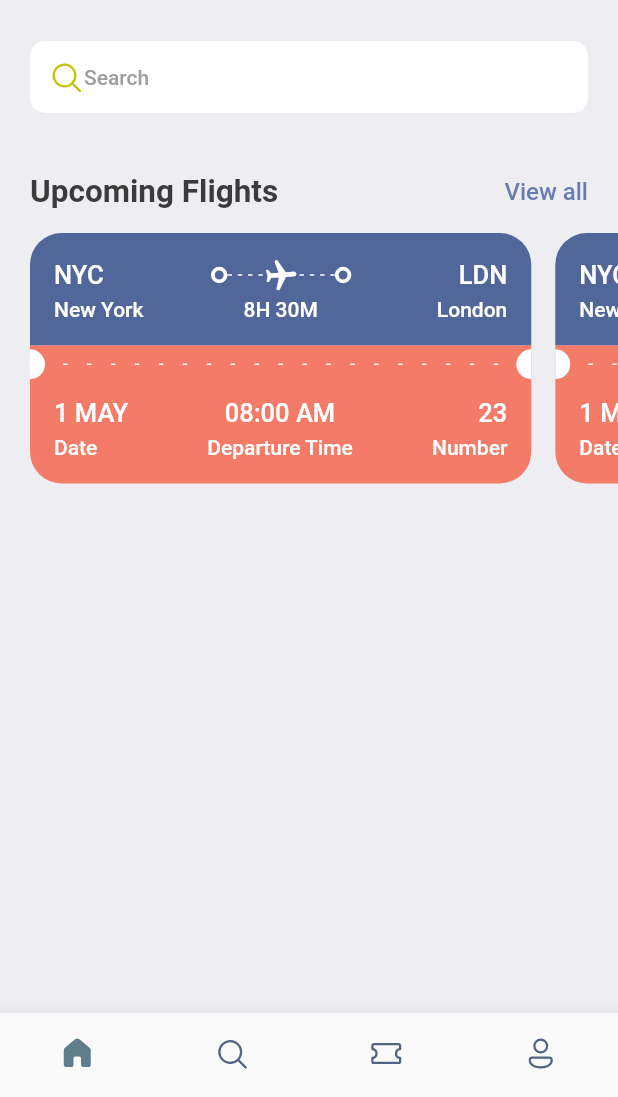
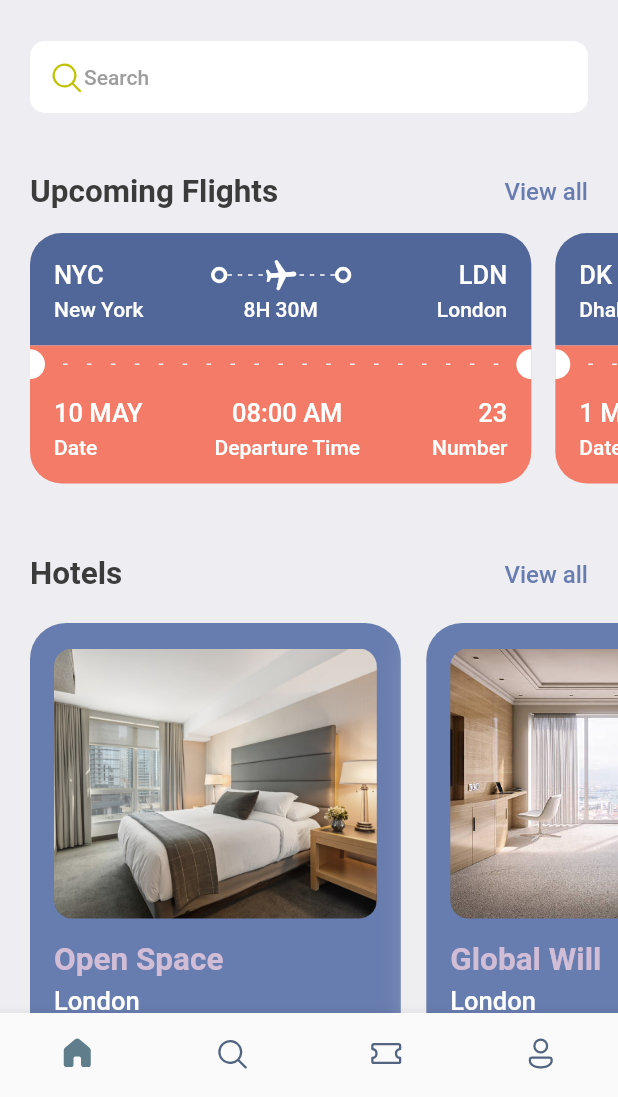
Before and after one commit to jersanmd/ticket_booking, a Flutter app: the screen it shows after launch, on a phone screen of 412 x 824 dp, the part 139-1236 px from its top. Run offline on Flutter 3.47's test engine with Material 2 defaults, Android fonts, the phone set to English and light mode, and no system bars; our stand-ins replace fluentui_icons, gap.

Commit message:
DONE: HomeScreen

```diff
--- a/lib/screens/home_screen.dart
+++ b/lib/screens/home_screen.dart
@@ -1,11 +1,13 @@
 import 'package:fluentui_icons/fluentui_icons.dart';
 import 'package:flutter/material.dart';
 import 'package:gap/gap.dart';
+import 'package:ticket_booking/screens/hotel_screen.dart';
 import 'package:ticket_booking/screens/ticket_view.dart';
-import 'package:ticket_booking/utils/app_layout.dart';
+import 'package:ticket_booking/utils/app_info_list.dart';
 import 'package:ticket_booking/utils/app_styles.dart';
 
 class HomeScreen extends StatefulWidget {
+
   const HomeScreen({super.key});
 
   @override
@@ -83,15 +85,37 @@ class _HomeScreenState extends State<HomeScreen> {
               ],
             ),
           ),
+
           const Gap(15),
           SingleChildScrollView(
             scrollDirection: Axis.horizontal,
             padding: const EdgeInsets.only(left: 20),
             child: Row(
-              children: const [
-                TicketView(),
-                TicketView(),
+              children: ticketList.map(
+                (singleTicket) => TicketView(ticket: singleTicket)).toList()
+            ),
+          ),
+
+          const Gap(15),
+          Container(
+            padding: const EdgeInsets.symmetric(horizontal: 20),
+            child: Row(
+              mainAxisAlignment: MainAxisAlignment.spaceBetween,
+              children: [
+                Text('Hotels', style: Styles.headlineStyle2),
+                InkWell(
+                  onTap: () {},
+                  child: Text('View all', style: Styles.textStyle.copyWith(color: Styles.primaryColor)))
               ],
+            ),
+          ),
+
+          const Gap(15),
+          SingleChildScrollView(
+            scrollDirection: Axis.horizontal,
+            padding: const EdgeInsets.only(left: 20),
+            child: Row(
+              children: hotelList.map((singleHotel) => HotelScreen(hotel: singleHotel)).toList()
             ),
           )
         ],
--- /dev/null
+++ b/lib/screens/hotel_screen.dart
@@ -0,0 +1,60 @@
+import 'package:flutter/material.dart';
+import 'package:gap/gap.dart';
+import 'package:ticket_booking/utils/app_layout.dart';
+
+import '../utils/app_styles.dart';
+
+class HotelScreen extends StatelessWidget {
+
+
+  final Map<String, dynamic> hotel;
+  const HotelScreen({super.key, required this.hotel});
+
+  @override
+  Widget build(BuildContext context) {
+
+    final size = AppLayout.getSize(context);
+
+    return Container(
+      width: size.width * 0.6,
+      height: 350,
+      padding: const EdgeInsets.symmetric(horizontal: 16, vertical: 17),
+      margin: const EdgeInsets.only(right: 17, top: 5),
+      decoration: BoxDecoration(
+        color: Styles.primaryColor,
+        borderRadius: BorderRadius.circular(24),
+        boxShadow: [
+          BoxShadow(
+            color: Colors.grey.shade200,
+            blurRadius: 20,
+            spreadRadius: 1
+          )
+        ]
+      ),
+      child: Column(
+        crossAxisAlignment: CrossAxisAlignment.start,
+        children: [
+          Container(
+            height: 180,
+            decoration: BoxDecoration(
+              borderRadius: BorderRadius.circular(12),
+              color: Styles.primaryColor,
+              image: DecorationImage(
+                fit: BoxFit.cover,
+                image: AssetImage(
+                  "assets/images/hotels/${hotel['image']}"
+                )
+              )
+            )
+          ),
+          const Gap(15),
+          Text(hotel['place'], style: Styles.headlineStyle2.copyWith(color: Styles.kakiColor)),
+          const Gap(5),
+          Text(hotel['destination'], style: Styles.headlineStyle3.copyWith(color: Colors.white)),
+          const Gap(8),
+          Text('\$${hotel['price']}/night', style: Styles.headlineStyle1.copyWith(color: Styles.kakiColor)),
+        ],
+      ),
+    );
+  }
+}
--- a/lib/screens/ticket_view.dart
+++ b/lib/screens/ticket_view.dart
@@ -5,7 +5,10 @@ import 'package:ticket_booking/utils/app_styles.dart';
 import 'package:ticket_booking/widgets/thick_container.dart';
 
 class TicketView extends StatelessWidget {
-  const TicketView({super.key});
+
+  final Map<String, dynamic> ticket;
+
+  const TicketView({super.key, required this.ticket});
 
   @override
   Widget build(BuildContext context) {
@@ -30,7 +33,7 @@ class TicketView extends StatelessWidget {
                 children: [
                   Row(
                     children: [
-                      Text('NYC', style: Styles.headlineStyle3.copyWith(color: Colors.white)),
+                      Text(ticket['from']['code'], style: Styles.headlineStyle3.copyWith(color: Colors.white)),
                       const Spacer(),
                       const ThickContainer(),
                       Expanded(
@@ -65,7 +68,7 @@ class TicketView extends StatelessWidget {
                       ),
                       const ThickContainer(),
                       const Spacer(),
-                      Text('LDN', style: Styles.headlineStyle3.copyWith(color: Colors.white))
+                      Text(ticket['to']['code'], style: Styles.headlineStyle3.copyWith(color: Colors.white))
                     ],
                   ),
                   const Gap(3),
@@ -74,12 +77,12 @@ class TicketView extends StatelessWidget {
                     children: [
                     SizedBox(
                       width: 100,
-                      child: Text('New York', style: Styles.headlineStyle4.copyWith(color: Colors.white)),
+                      child: Text(ticket['from']['name'], style: Styles.headlineStyle4.copyWith(color: Colors.white)),
                     ),
-                    Text('8H 30M', style: Styles.headlineStyle4.copyWith(color: Colors.white)),
+                    Text(ticket['flying_time'], style: Styles.headlineStyle4.copyWith(color: Colors.white)),
                     SizedBox(
                       width: 100,
-                      child: Text('London', textAlign: TextAlign.end,style: Styles.headlineStyle4.copyWith(color: Colors.white)),
+                      child: Text(ticket['to']['name'], textAlign: TextAlign.end,style: Styles.headlineStyle4.copyWith(color: Colors.white)),
                     ),
                   ],)
                 ],
@@ -162,7 +165,7 @@ class TicketView extends StatelessWidget {
                       Column(
                         crossAxisAlignment: CrossAxisAlignment.start,
                         children: [
-                          Text('1 MAY', style: Styles.headlineStyle3.copyWith(color: Colors.white)),
+                          Text(ticket['date'], style: Styles.headlineStyle3.copyWith(color: Colors.white)),
                           const Gap(5),
                           Text('Date', style: Styles.headlineStyle4.copyWith(color: Colors.white)),
                         ],
@@ -170,7 +173,7 @@ class TicketView extends StatelessWidget {
                       Column(
                         crossAxisAlignment: CrossAxisAlignment.center,
                         children: [
-                          Text('08:00 AM', style: Styles.headlineStyle3.copyWith(color: Colors.white)),
+                          Text(ticket['departure_time'], style: Styles.headlineStyle3.copyWith(color: Colors.white)),
                           const Gap(5),
                           Text('Departure Time', style: Styles.headlineStyle4.copyWith(color: Colors.white)),
                         ],
@@ -178,7 +181,7 @@ class TicketView extends StatelessWidget {
                       Column(
                         crossAxisAlignment: CrossAxisAlignment.end,
                         children: [
-                          Text('23', style: Styles.headlineStyle3.copyWith(color: Colors.white)),
+                          Text(ticket['number'].toString(), style: Styles.headlineStyle3.copyWith(color: Colors.white)),
                           const Gap(5),
                           Text('Number', style: Styles.headlineStyle4.copyWith(color: Colors.white)),
                         ],
--- /dev/null
+++ b/lib/utils/app_info_list.dart
@@ -0,0 +1,51 @@
+List<Map<String, dynamic>> hotelList = [
+  {
+    'image': '1.jpg',
+    'place': 'Open Space',
+    'destination': 'London',
+    'price': 25
+  },
+  {
+    'image': '2.jpg',
+    'place': 'Global Will',
+    'destination': 'London',
+    'price': 40
+  },
+  {
+    'image': '3.jpg',
+    'place': 'Tallest Building',
+    'destination': 'Dubai',
+    'price': 68
+  }
+];
+
+List<Map<String, dynamic>> ticketList = [
+  {
+    'from': {
+      'code': 'NYC',
+      'name': 'New York'
+    },
+    'to' : {
+      'code': 'LDN',
+      'name': 'London'
+    },
+    'flying_time': '8H 30M',
+    'date': '10 MAY',
+    'departure_time': '08:00 AM',
+    'number': 23
+  },
+  {
+    'from': {
+      'code': 'DK',
+      'name': 'Dhaka'
+    },
+    'to' : {
+      'code': 'SH',
+      'name': 'Shanghai'
+    },
+    'flying_time': '4H 20M',
+    'date': '1 MAY',
+    'departure_time': '09:00 AM',
+    'number': 45
+  },
+];
--- a/lib/utils/app_styles.dart
+++ b/lib/utils/app_styles.dart
@@ -7,6 +7,7 @@ class Styles {
   static Color textColor = const Color(0xFF3b3b3b);
   static Color bgColor = const Color(0xFFeeedf2);
   static Color orangeColor = const Color(0xFFF37B67);
+  static Color kakiColor = const Color(0xFFd2bdd6);
 
   static TextStyle textStyle = TextStyle(fontSize: 16, color: textColor, fontWeight: FontWeight.w500);
   static TextStyle headlineStyle1 = TextStyle(fontSize: 26, color: textColor, fontWeight: FontWeight.bold);
--- a/pubspec.yaml
+++ b/pubspec.yaml
@@ -63,7 +63,8 @@ flutter:
 
   # To add assets to your application, add an assets section, like this:
   assets:
-  - assets/images/logo.png
+  - assets/images/
+  - assets/images/hotels/
 
   # An image asset can refer to one or more resolution-specific "variants", see
   # https://flutter.dev/assets-and-images/#resolution-aware
```
Also changed, not shown: assets/images/hotels/1.jpg (added), assets/images/hotels/2.jpg (added), assets/images/hotels/3.jpg (added).
